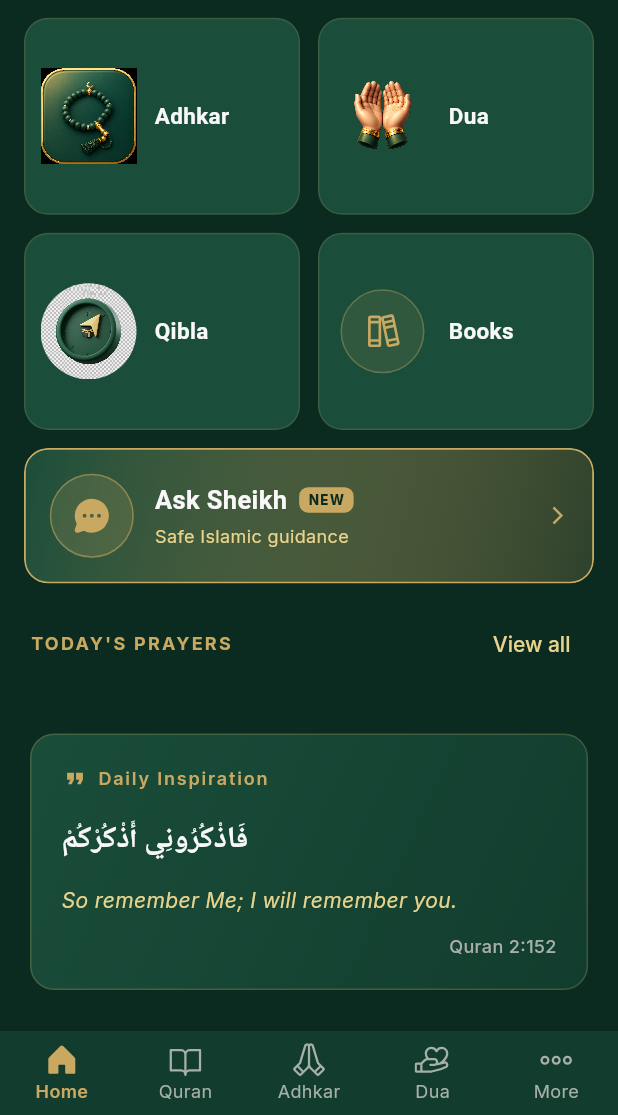
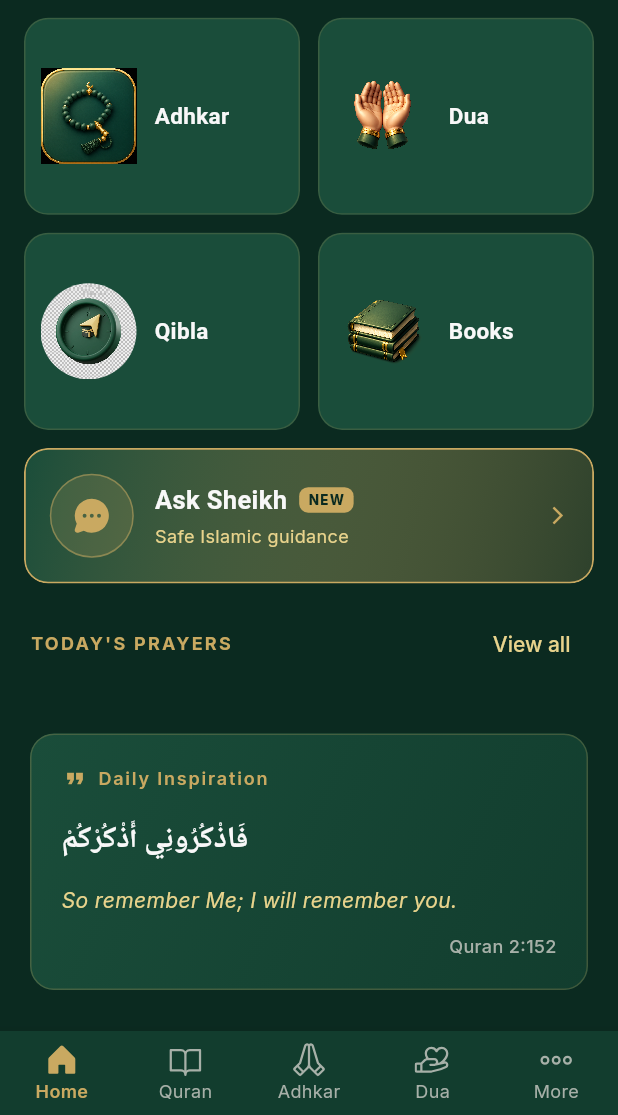
Before and after one commit to serverax/rahmahislamic, a Flutter app: the HomeScreen screen opened directly, scrolled down 377 dp, on a phone screen of 412 x 824 dp, the part 121-1236 px from its top. Run offline on Flutter 3.47's test engine with Material 3 defaults, Android fonts, the phone set to English and light mode, and no system bars; our stand-ins replace adhan, flutter_dotenv, flutter_riverpod, geolocator, google_fonts, phosphor_flutter and 2 more; accounts and stored records are empty; network calls fail; Roboto replaces fonts that are missing (Cairo).

Commit message:
Use new 3D Books icon for Books tile; complete the 3D icon pass
- assets/icons/books_3d.png (1.6MB) sourced from F:\Claude\graphs\books.png.
  Stack of 3 dark-green Islamic books with gold spines and a gold ribbon
  bookmark.
- IconAssets.books3D constant added; Books tile updated.
- Removed now-unused _GlyphIcon class and Phosphor import from
  quick_access_grid.dart - all 6 home tiles now use 3D image icons.

Final home grid icon set:
  Prayer Times: mosque_3d.png
  Quran:        quran_3d.png
  Adhkar:       tasbih_3d.png
  Dua:          dua_3d.png
  Qibla:        qibla_3d.jpg  (circle-clipped)
  Books:        books_3d.png

Co-Authored-By: Claude Opus 4.7 (1M context) <noreply@anthropic.com>

```diff
--- a/lib/core/constants/icon_assets.dart
+++ b/lib/core/constants/icon_assets.dart
@@ -16,4 +16,6 @@ class IconAssets {
 
   /// Reserved for the Ask Sheikh feature (Slice 7). Not yet wired into UI.
   static const String sheikh3D = 'assets/icons/sheikh_3d.png';
+
+  static const String books3D = 'assets/icons/books_3d.png';
 }
--- a/lib/presentation/screens/home/widgets/quick_access_grid.dart
+++ b/lib/presentation/screens/home/widgets/quick_access_grid.dart
@@ -1,6 +1,5 @@
 import 'package:flutter/material.dart';
 import 'package:google_fonts/google_fonts.dart';
-import 'package:phosphor_flutter/phosphor_flutter.dart';
 
 import '../../../../core/constants/icon_assets.dart';
 import '../../../../core/localization/generated/app_localizations.dart';
@@ -50,7 +49,7 @@ class QuickAccessGrid extends StatelessWidget {
       ),
       _TileSpec(
         label: l10n.books,
-        visual: const _GlyphIcon(PhosphorIconsRegular.books),
+        visual: const _ImageIcon(IconAssets.books3D),
         onTap: () => _comingSoon(context, l10n),
       ),
     ];
@@ -126,25 +125,6 @@ class _CircularImageIcon extends StatelessWidget {
   }
 }
 
-class _GlyphIcon extends StatelessWidget {
-  const _GlyphIcon(this.icon);
-  final IconData icon;
-
-  @override
-  Widget build(BuildContext context) {
-    return Container(
-      width: 56,
-      height: 56,
-      decoration: BoxDecoration(
-        shape: BoxShape.circle,
-        color: AppColors.gold.withValues(alpha: 0.12),
-        border: Border.all(color: AppColors.gold.withValues(alpha: 0.35)),
-      ),
-      child: Icon(icon, color: AppColors.gold, size: 28),
-    );
-  }
-}
-
 class _Tile extends StatelessWidget {
   const _Tile({required this.spec});
   final _TileSpec spec;
```
Also changed, not shown: assets/icons/books_3d.png (added).
